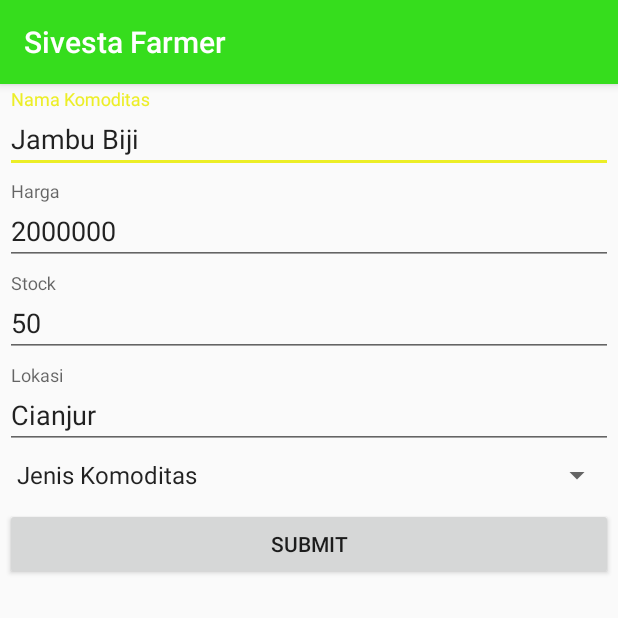
After one commit to mramdanf/sivesta, an Android app: the FormKomoditasActivity screen opened directly, with no data from a screen before it, on a phone screen of 412 x 824 dp, the top half of it. The commit adds this screen. Run offline under Robolectric (Android 15) with nearby library versions, the phone set to English and light mode, and no system bars; our stand-ins replace ButterKnife, RxJava.

Commit message:
Farmer add komoditas android

```diff
--- /dev/null
+++ b/AndroidFarmer/app/src/main/java/com/sivesta/androidfarmer/Activity/FormKomoditasActivity.java
@@ -0,0 +1,152 @@
+package com.sivesta.androidfarmer.Activity;
+
+import android.app.ProgressDialog;
+import android.content.Intent;
+import android.support.v7.app.AppCompatActivity;
+import android.os.Bundle;
+import android.util.Log;
+import android.view.View;
+import android.widget.AdapterView;
+import android.widget.EditText;
+import android.widget.LinearLayout;
+import android.widget.Spinner;
+
+import com.sivesta.androidfarmer.ApiEndPoint.KomoditasEndPoint;
+import com.sivesta.androidfarmer.ApiRespWrapper.ModifyResp;
+import com.sivesta.androidfarmer.Helpers.AppConst;
+import com.sivesta.androidfarmer.Helpers.RetrofitHelper;
+import com.sivesta.androidfarmer.Models.Farmer;
+import com.sivesta.androidfarmer.Models.Komoditas;
+import com.sivesta.androidfarmer.Models.KomoditasPerenial;
+import com.sivesta.androidfarmer.R;
+
+import butterknife.BindView;
+import butterknife.ButterKnife;
+import butterknife.OnClick;
+import io.reactivex.Observable;
+import io.reactivex.Observer;
+import io.reactivex.android.schedulers.AndroidSchedulers;
+import io.reactivex.annotations.NonNull;
+import io.reactivex.disposables.Disposable;
+import io.reactivex.schedulers.Schedulers;
+
+public class FormKomoditasActivity extends AppCompatActivity {
+
+    @BindView(R.id.in_nama_komoditas)
+    EditText etNamaKomoditas;
+    @BindView(R.id.in_harga_kom)
+    EditText etHargaKom;
+    @BindView(R.id.in_stok_kom)
+    EditText etStokKom;
+    @BindView(R.id.in_lokasi_kom)
+    EditText etLokasiKom;
+    @BindView(R.id.in_jml_pohon)
+    EditText etJmlPohon;
+    @BindView(R.id.spin_type_kom)
+    Spinner typeKom;
+    @BindView(R.id.wrapper_perenial)
+    LinearLayout wrapperPerenial;
+
+    private Farmer mLoggedInFarmer;
+    private final String LOG_TAG = this.getClass().getSimpleName();
+    private ProgressDialog mProgressDialog;
+    private KomoditasEndPoint mKomoditasService;
+
+    @Override
+    protected void onCreate(Bundle savedInstanceState) {
+        super.onCreate(savedInstanceState);
+        setContentView(R.layout.activity_form_komoditas);
+        ButterKnife.bind(this);
+
+        Intent i = getIntent();
+        mLoggedInFarmer = i.getParcelableExtra(AppConst.OBJ_FARMER);
+
+        mProgressDialog = new ProgressDialog(this);
+        mProgressDialog.setMessage(getString(R.string.please_wait_tex));
+        mProgressDialog.setCancelable(false);
+
+        listenToSpinnerChange();
+
+    }
+
+    private void listenToSpinnerChange() {
+        typeKom.setOnItemSelectedListener(new AdapterView.OnItemSelectedListener() {
+            @Override
+            public void onItemSelected(AdapterView<?> parent, View view, int position, long id) {
+                if (position > 0)
+                    wrapperPerenial.setVisibility(View.VISIBLE);
+                else
+                    wrapperPerenial.setVisibility(View.GONE);
+            }
+
+            @Override
+            public void onNothingSelected(AdapterView<?> parent) {
+
+            }
+        });
+    }
+
+    private void submitKomoditasApi(Komoditas k) {
+        mProgressDialog.show();
+        mKomoditasService = new RetrofitHelper()
+                .komoditasService(mLoggedInFarmer.getUsername(), mLoggedInFarmer.getPassword());
+        Observable<ModifyResp> submitKomoditas = mKomoditasService.addKomoditasService(
+                k.getNama(),
+                k.getHarga(),
+                k.getStok(),
+                k.getLokasi(),
+                k.getKomoditasType(),
+                k.getParenial().getJmlPohon(),
+                mLoggedInFarmer.getIdPetani(),
+                0, // latitude
+                0 // longitude
+        );
+
+        submitKomoditas
+                .subscribeOn(Schedulers.newThread())
+                .observeOn(AndroidSchedulers.mainThread())
+                .subscribe(new Observer<ModifyResp>() {
+                    @Override
+                    public void onSubscribe(@NonNull Disposable d) {
+
+                    }
+
+                    @Override
+                    public void onNext(@NonNull ModifyResp modifyResp) {
+                        mProgressDialog.dismiss();
+                        Log.d(LOG_TAG, "msg: " + modifyResp.getMsg());
+                    }
+
+                    @Override
+                    public void onError(@NonNull Throwable e) {
+                        mProgressDialog.dismiss();
+                        e.printStackTrace();
+                    }
+
+                    @Override
+                    public void onComplete() {
+
+                    }
+                });
+    }
+
+    @OnClick(R.id.btn_submit_kom)
+    public void submitKomoditas(View v) {
+        Komoditas komoditas = new Komoditas();
+        komoditas.setNama(etNamaKomoditas.getText().toString());
+        komoditas.setHarga(Integer.valueOf(etHargaKom.getText().toString()));
+        komoditas.setStok(Integer.valueOf(etStokKom.getText().toString()));
+        komoditas.setLokasi(etLokasiKom.getText().toString());
+        komoditas.setKomoditasType(typeKom.getSelectedItemPosition());
+
+        KomoditasPerenial kp = new KomoditasPerenial();
+        kp.setJmlPohon(Integer.valueOf(etJmlPohon.getText().toString()));
+        komoditas.setParenial(kp);
+
+        Bundle args = new Bundle();
+        args.putParcelable(AppConst.OBJ_KOMODITAS, komoditas);
+        args.putInt(AppConst.VIEW_ID, v.getId());
+
+        submitKomoditasApi(komoditas);
+    }
+}
--- /dev/null
+++ b/AndroidFarmer/app/src/main/java/com/sivesta/androidfarmer/ApiEndPoint/KomoditasEndPoint.java
@@ -0,0 +1,37 @@
+package com.sivesta.androidfarmer.ApiEndPoint;
+
+import com.sivesta.androidfarmer.ApiRespWrapper.ListKomoditasResp;
+import com.sivesta.androidfarmer.ApiRespWrapper.ModifyResp;
+
+import io.reactivex.Observable;
+import retrofit2.http.Field;
+import retrofit2.http.FormUrlEncoded;
+import retrofit2.http.GET;
+import retrofit2.http.POST;
+import retrofit2.http.Query;
+
+/**
+ * Created by Ramdan Firdaus on 3/12/2017.
+ */
+
+public interface KomoditasEndPoint {
+
+    @FormUrlEncoded
+    @POST("komoditas/add")
+    Observable<ModifyResp> addKomoditasService(
+            @Field("nama") String nama,
+            @Field("harga") int harga,
+            @Field("stock") int stock,
+            @Field("lokasi") String lokasi,
+            @Field("type") int komoditasType,
+            @Field("jumlah_pohon") int jmlPohon,
+            @Field("id_petani") String idPetani,
+            @Field("latitude") double latitude,
+            @Field("longitude") double longitude
+    );
+
+    @GET("komoditas/gets")
+    Observable<ListKomoditasResp> getKomoditasByFarmerService(
+            @Query("id_petani") String idPetani
+    );
+}
--- /dev/null
+++ b/AndroidFarmer/app/src/main/res/layout/activity_form_komoditas.xml
@@ -0,0 +1,114 @@
+<LinearLayout
+    xmlns:android="http://schemas.android.com/apk/res/android"
+    xmlns:tools="http://schemas.android.com/tools"
+    android:layout_width="match_parent"
+    android:layout_height="match_parent"
+    android:orientation="vertical"
+    android:padding="@dimen/small_padding">
+
+
+    <android.support.design.widget.TextInputLayout
+        android:layout_width="match_parent"
+        android:layout_height="wrap_content">
+
+        <android.support.design.widget.TextInputEditText
+            android:id="@+id/in_nama_komoditas"
+            android:layout_width="match_parent"
+            android:layout_height="wrap_content"
+            android:imeOptions="actionNext"
+            android:inputType="text"
+            android:text="Jambu Biji"
+            android:hint="Nama Komoditas"/>
+
+    </android.support.design.widget.TextInputLayout>
+
+    <android.support.design.widget.TextInputLayout
+        android:layout_width="match_parent"
+        android:layout_height="wrap_content"
+        android:layout_marginTop="@dimen/small_margin">
+
+        <android.support.design.widget.TextInputEditText
+            android:id="@+id/in_harga_kom"
+            android:layout_width="match_parent"
+            android:layout_height="wrap_content"
+            android:imeOptions="actionNext"
+            android:inputType="text"
+            android:text="2000000"
+            android:hint="Harga"/>
+
+    </android.support.design.widget.TextInputLayout>
+
+    <android.support.design.widget.TextInputLayout
+        android:layout_width="match_parent"
+        android:layout_height="wrap_content"
+        android:layout_marginTop="@dimen/small_margin">
+
+        <android.support.design.widget.TextInputEditText
+            android:id="@+id/in_stok_kom"
+            android:layout_width="match_parent"
+            android:layout_height="wrap_content"
+            android:imeOptions="actionNext"
+            android:inputType="text"
+            android:text="50"
+            android:hint="Stock"/>
+
+    </android.support.design.widget.TextInputLayout>
+
+    <android.support.design.widget.TextInputLayout
+        android:layout_width="match_parent"
+        android:layout_height="wrap_content"
+        android:layout_marginTop="@dimen/small_margin">
+
+        <android.support.design.widget.TextInputEditText
+            android:id="@+id/in_lokasi_kom"
+            android:layout_width="match_parent"
+            android:layout_height="wrap_content"
+            android:imeOptions="actionNext"
+            android:inputType="text"
+            android:text="Cianjur"
+            android:hint="Lokasi"/>
+
+    </android.support.design.widget.TextInputLayout>
+
+    <Spinner
+        android:id="@+id/spin_type_kom"
+        android:layout_width="match_parent"
+        android:layout_height="wrap_content"
+        android:layout_marginTop="@dimen/small_margin"
+        android:entries="@array/komoditas_type"/>
+
+    <LinearLayout
+        android:id="@+id/wrapper_perenial"
+        android:layout_width="match_parent"
+        android:layout_height="wrap_content"
+        android:layout_marginTop="@dimen/small_margin"
+        android:visibility="gone"
+        android:orientation="vertical">
+
+        <android.support.design.widget.TextInputLayout
+            android:layout_width="match_parent"
+            android:layout_height="wrap_content">
+
+            <android.support.design.widget.TextInputEditText
+                android:id="@+id/in_jml_pohon"
+                android:layout_width="match_parent"
+                android:layout_height="wrap_content"
+                android:imeOptions="actionNext"
+                android:inputType="text"
+                android:text="40"
+                android:hint="Jumlah Pohon"/>
+
+        </android.support.design.widget.TextInputLayout>
+
+    </LinearLayout>
+
+
+
+    <Button
+        android:id="@+id/btn_submit_kom"
+        android:layout_width="match_parent"
+        android:layout_height="wrap_content"
+        android:layout_marginTop="@dimen/medium_top_margin"
+        android:text="Submit"/>
+
+</LinearLayout>
```
Also changed, not shown: AndroidFarmer/app/src/main/java/com/sivesta/androidfarmer/Activity/MainActivity.java (added, +127 -0 lines), AndroidFarmer/app/src/main/java/com/sivesta/androidfarmer/ApiRespWrapper/ListKomoditasResp.java (added, +55 -0 lines), AndroidFarmer/app/src/main/java/com/sivesta/androidfarmer/ApiRespWrapper/ModifyResp.java (added, +17 -0 lines), AndroidFarmer/app/src/main/java/com/sivesta/androidfarmer/Models/Komoditas.java (added, +126 -0 lines), AndroidFarmer/app/src/main/res/layout/activity_main.xml (+12 -7 lines), 3 other files.
